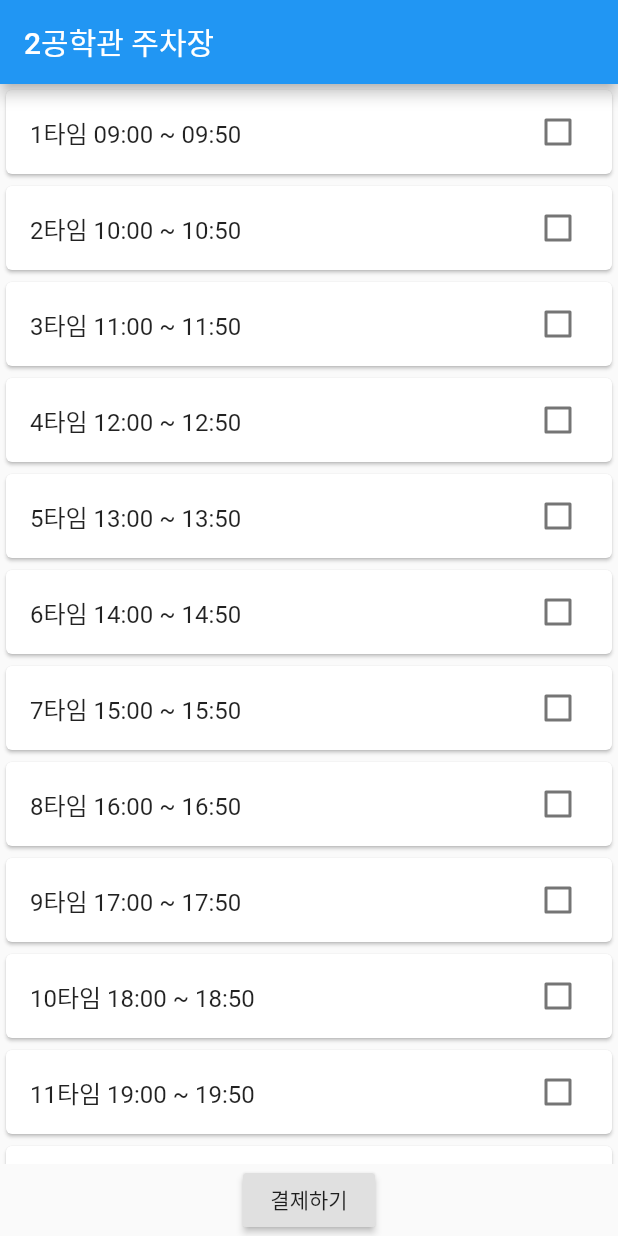
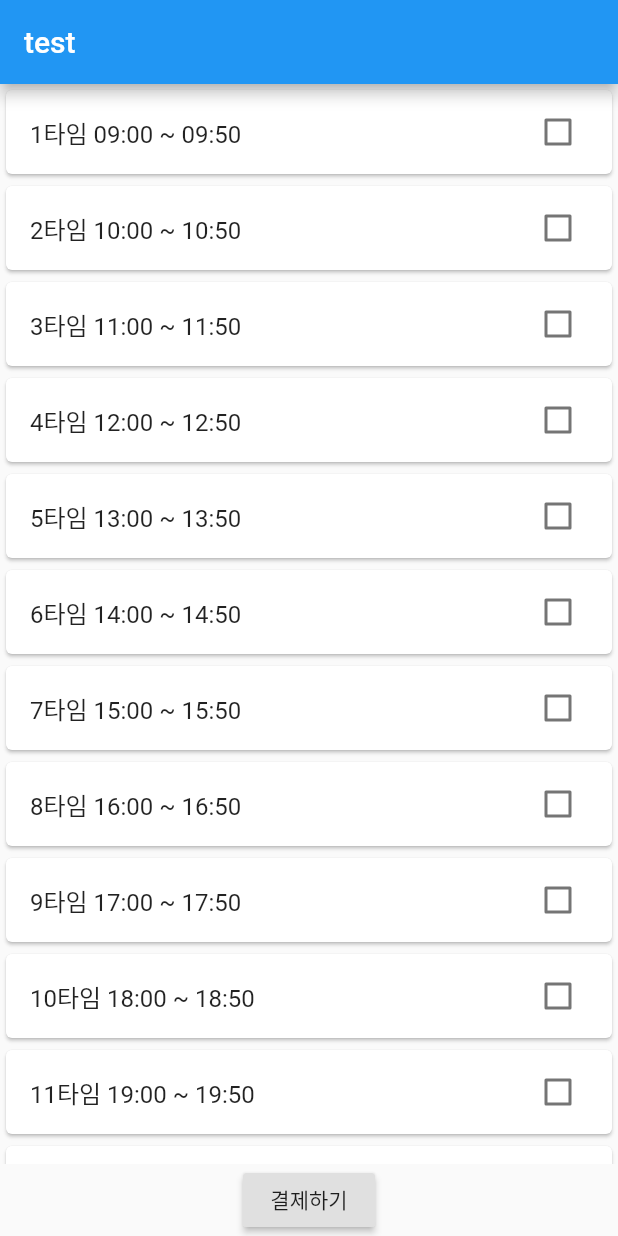
Before and after one commit to thwn40/capstonedesign, a Flutter app: the CheckBoxInListView screen opened directly, on a phone screen of 412 x 824 dp. Run offline on Flutter 3.47's test engine with Material 2 defaults, Android fonts, the phone set to English and light mode, and no system bars; our stand-ins replace cloud_firestore, firebase_auth, firebase_core, firebase_database, firebase_storage, flutter_signin_button and 7 more; missing offline and left inert: search_widget; accounts and stored records are empty; network calls fail.

Commit message:
0928-end

```diff
--- a/lib/Pay.dart
+++ b/lib/Pay.dart
@@ -5,6 +5,7 @@ import 'package:myapp/home_page.dart';
 import 'package:myapp/search.dart';
 import 'package:material_floating_search_bar/material_floating_search_bar.dart';
 import 'dart:io';
+import 'package:cloud_firestore/cloud_firestore.dart';
 
 class Pay extends StatelessWidget {
   @override
@@ -59,7 +60,7 @@ class _CheckBoxInListViewState extends State<CheckBoxInListView> {
   Widget build(BuildContext context) {
     return Scaffold(
         appBar: AppBar(
-          title: Text('2공학관 주차장'),
+          title: Text('test'),
         ),
         body: Column(
           children: [
--- a/lib/home_page.dart
+++ b/lib/home_page.dart
@@ -25,6 +25,7 @@ class Second extends StatefulWidget {
 
 class _SecondState extends State<Second> {
   final GoogleSignIn _googleSignIn = GoogleSignIn();
+
   @override
   void initState() {
     super.initState();
@@ -37,6 +38,8 @@ class _SecondState extends State<Second> {
     void _openDrawer() {
       _drawerKey.currentState.openDrawer();
     }
+
+    FirebaseFirestore.instance.collection('user').doc();
 
     return FloatingSearchBar(
       automaticallyImplyBackButton: false,
@@ -112,7 +115,7 @@ class _SecondState extends State<Second> {
                                       color: Colors.white, fontSize: 14),
                                 ),
                                 Text(
-                                  "포인트 10000원",
+                                  '포인트 입력',
                                   textAlign: TextAlign.left,
                                   style: TextStyle(
                                       color: Colors.white, fontSize: 14),
```
